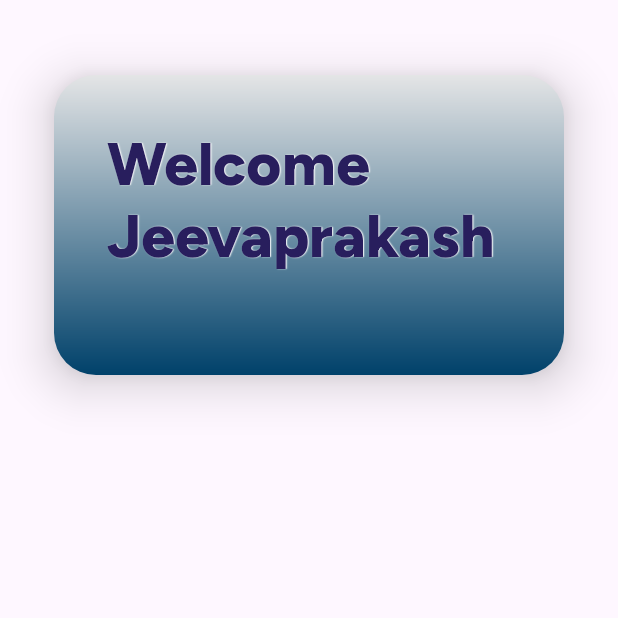
After one commit to c1ph3rj/cipherJbank, an Android app: the UserOperations screen opened directly, with no data from a screen before it, on a phone screen of 412 x 824 dp, the top half of it. The commit adds this screen. Run offline under Robolectric (Android 15) with nearby library versions, the phone set to English and light mode, and no system bars.

Commit message:
first commit at office on: 02:51PM 08/10/2022.

```diff
--- a/app/src/main/AndroidManifest.xml
+++ b/app/src/main/AndroidManifest.xml
@@ -12,6 +12,13 @@
         android:supportsRtl="true"
         android:theme="@style/Theme.C1ph3rBank"
         tools:targetApi="31">
+        <activity
+            android:name=".UserOperations"
+            android:exported="false">
+            <meta-data
+                android:name="android.app.lib_name"
+                android:value="" />
+        </activity>
         <activity
             android:name=".MainActivity"
             android:exported="true">
--- a/app/src/main/java/com/c1ph3r/c1ph3rbank/MainActivity.java
+++ b/app/src/main/java/com/c1ph3r/c1ph3rbank/MainActivity.java
@@ -24,7 +24,7 @@ public class MainActivity extends AppCompatActivity {
         setContentView(R.layout.activity_main);
         userDetail = new UserDetail(MainActivity.this);
         try {
-            userDetail.getData();
+            userDetail. getData();
         } catch (IOException | JSONException e) {
             e.printStackTrace();
         }
--- /dev/null
+++ b/app/src/main/java/com/c1ph3r/c1ph3rbank/UserOperations.java
@@ -0,0 +1,14 @@
+package com.c1ph3r.c1ph3rbank;
+
+import androidx.appcompat.app.AppCompatActivity;
+
+import android.os.Bundle;
+
+public class UserOperations extends AppCompatActivity {
+
+    @Override
+    protected void onCreate(Bundle savedInstanceState) {
+        super.onCreate(savedInstanceState);
+        setContentView(R.layout.activity_user_operations);
+    }
+}
--- /dev/null
+++ b/app/src/main/res/drawable/gradient2.xml
@@ -0,0 +1,7 @@
+<?xml version="1.0" encoding="utf-8"?>
+<shape xmlns:android="http://schemas.android.com/apk/res/android">
+    <gradient android:startColor="#00416A"
+    android:endColor="#E4E5E6"
+    android:angle="90"/>
+    <corners android:radius="28dp"/>
+</shape>
--- /dev/null
+++ b/app/src/main/res/layout/activity_user_operations.xml
@@ -0,0 +1,36 @@
+<?xml version="1.0" encoding="utf-8"?>
+<androidx.constraintlayout.widget.ConstraintLayout xmlns:android="http://schemas.android.com/apk/res/android"
+    xmlns:app="http://schemas.android.com/apk/res-auto"
+    xmlns:tools="http://schemas.android.com/tools"
+    android:layout_width="match_parent"
+    android:layout_height="match_parent"
+    tools:context=".UserOperations">
+
+    <LinearLayout
+        android:id="@+id/greetingsToTheUser"
+        android:layout_marginTop="50dp"
+        android:layout_width="340dp"
+        android:elevation="20dp"
+        android:layout_height="200dp"
+        android:orientation="vertical"
+        android:background="@drawable/gradient2"
+        app:layout_constraintEnd_toEndOf="parent"
+        app:layout_constraintStart_toStartOf="parent"
+        app:layout_constraintTop_toTopOf="parent">
+
+        <com.google.android.material.textview.MaterialTextView
+            android:layout_width="match_parent"
+            android:layout_height="wrap_content"
+            android:elevation="2dp"
+            android:fontFamily="@font/fig_tree_extra_bold"
+            android:gravity="center_vertical"
+            android:padding="35dp"
+            android:shadowColor="@color/white"
+            android:shadowDx="1"
+            android:shadowRadius="0.5"
+            android:text="@string/greetingsToTheUser"
+            android:textColor="@color/Indigo"
+            android:textSize="40sp" />
+
+    </LinearLayout>
+</androidx.constraintlayout.widget.ConstraintLayout>
--- a/app/src/main/res/values/strings.xml
+++ b/app/src/main/res/values/strings.xml
@@ -6,4 +6,5 @@
     <string name="loginLayoutHeadingText">Login:</string>
     <string name="greetingsAtTheStart">Welcome to\nCipher Bank</string>
     <string name="greetingToNewUser">New user? \nPlease Contact Branch.</string>
+    <string name="greetingsToTheUser">Welcome \nJeevaprakash</string>
 </resources>
```
